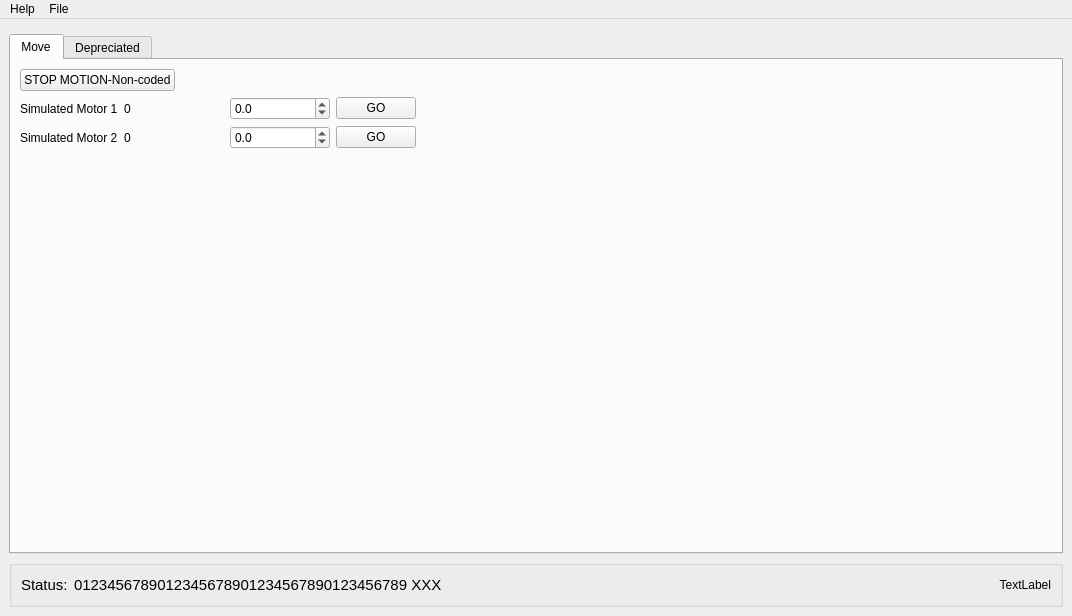
Above: template_sandbox/temp/TemplateApp/src/windows/main_window.ui from ayuzer/HXMA_Python_Gui before the change. Below: the same form after it.
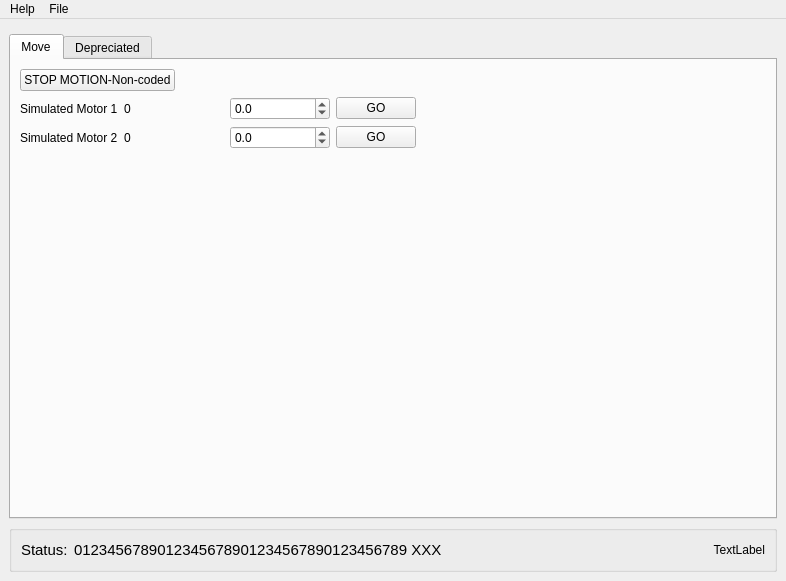
That is the form after the change.

Patch:
```diff
--- a/template_sandbox/temp/TemplateApp/src/windows/main_window.ui
+++ b/template_sandbox/temp/TemplateApp/src/windows/main_window.ui
@@ -6,8 +6,8 @@
    <rect>
     <x>0</x>
     <y>0</y>
-    <width>1072</width>
-    <height>616</height>
+    <width>786</width>
+    <height>581</height>
    </rect>
   </property>
   <property name="windowTitle">
@@ -384,7 +384,7 @@
     <rect>
      <x>0</x>
      <y>0</y>
-     <width>1072</width>
+     <width>786</width>
      <height>25</height>
     </rect>
    </property>
```
Left out of the diff: 4 changed lines with no effect on the pictures.
